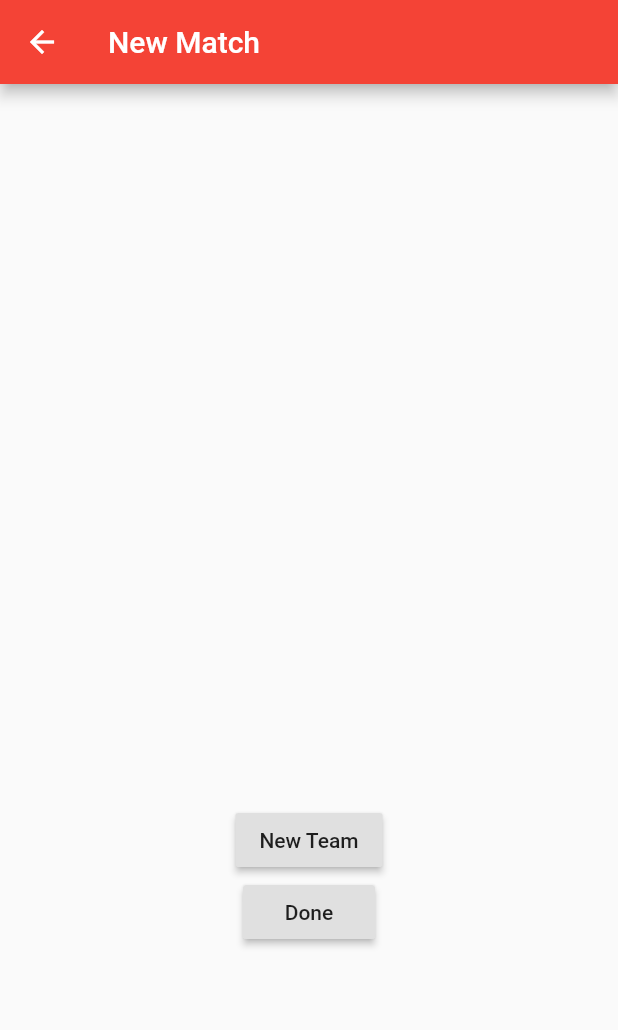
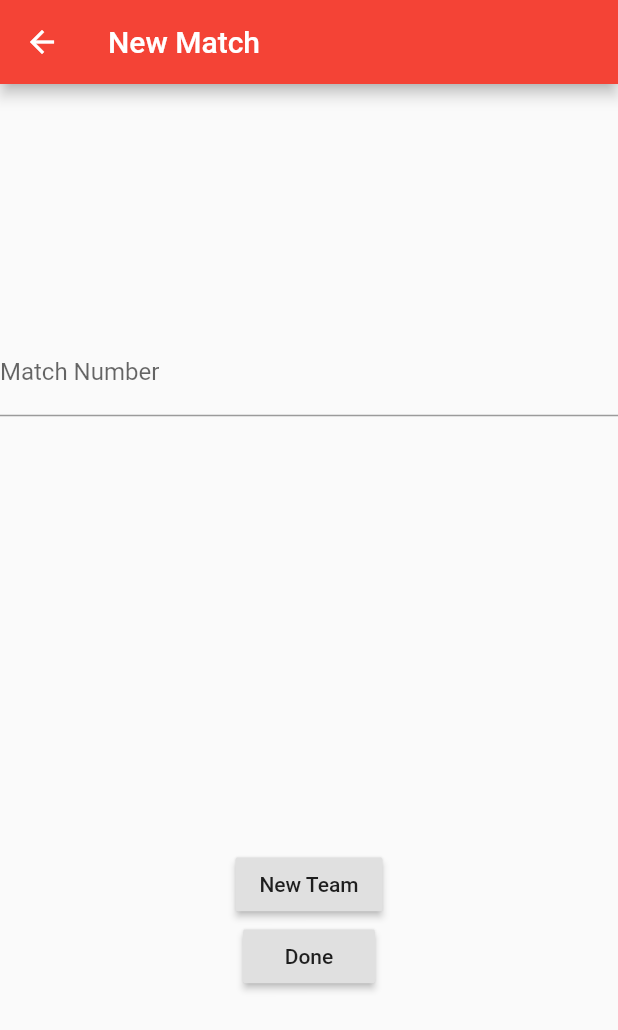
Before and after one commit to frc4976/frc2019-scouting-app, a Flutter app: the CreateMatch screen opened directly, after a tap on "Done", on a phone screen of 412 x 824 dp. Shown: the top 1030 px of the screen. Run offline on Flutter 3.47's test engine with Material 2 defaults, Android fonts, the phone set to English and light mode, and no system bars.

Commit message:
Made UI things

```diff
--- a/lib/main.dart
+++ b/lib/main.dart
@@ -29,6 +29,10 @@ String colour3;
 String colour4;
 String colour5;
 String colour6;
+
+String text;
+String text2;
+
 
 void main() => runApp(MyApp());
 
@@ -192,6 +196,14 @@ class MatchPageState extends State<CreateMatch>{
               crossAxisAlignment: CrossAxisAlignment.center,
               mainAxisAlignment: MainAxisAlignment.center,
               children: <Widget>[
+                TextField(
+                  decoration: new InputDecoration(
+                      labelText: 'Match Number'
+                  ),
+                  keyboardType: TextInputType.number,
+                  onChanged: (text2){
+                  },  //TODO move
+                ),
                 new Opacity(opacity: team1Opacity, child: new Padding(
                   padding: const EdgeInsets.only(
                     left: 16.0,
@@ -388,14 +400,7 @@ class TeamState extends State<Team>{
                 },
               ),
 
-              TextField(
-               decoration: new InputDecoration(
-                  labelText: 'Match Number'
-                ),
-                keyboardType: TextInputType.number,
-                onChanged: (text2){
-                },  //TODO move
-              ),
+
 
               CheckboxListTile(
                   value: checkValue,
@@ -424,13 +429,16 @@ class TeamState extends State<Team>{
                 onChanged: (bool changed5) {
                   setState(() {
                     checkValue5 = changed5;
+
+
                   });
+
                 },
               ),
 
               CheckboxListTile(
                   value: checkValue3,
-                title: new Text('Red?'), //TODO odd wording
+                title: new Text('Red?'), //TODO
                 activeColor: Colors.red[600],
                 onChanged: (bool changed3) {
                  setState(() {
@@ -445,7 +453,7 @@ class TeamState extends State<Team>{
 
               CheckboxListTile(
                   value: checkValue4,
-                  title: new Text('Blue?'), //TODO odd wording
+                  title: new Text('Blue?'), //TODO
                   activeColor: Colors.blue[600],
                   onChanged: (bool changed4) {
                     setState(() {
@@ -473,17 +481,20 @@ class TeamState extends State<Team>{
                       context,
                   );
                 },
-              )
+              ),
             ],
           ),
-        )
+        ),
     );
   }
 }
 
 void addTeamInfo(){
+  String crossed = checkValue5?'1':'0';
+  String moved = checkValue?'1':'0';
+
+
   row1[0] = teamNumber1;
-  row1[1] =
 
   row2[0] = teamNumber2;
 
@@ -496,7 +507,22 @@ void addTeamInfo(){
   row6[0] = teamNumber6;
 
   addData(3, 3, colour1);
+
+  addData(5,4,moved);
+  addData(6,4,crossed);
+  addData(0,4,text);
+  addData(2,4,text2);
+
+
+  if (checkValue3==true&&checkValue4==false){
+    addData(3,4,'red');
+  }else if(checkValue4==true&&checkValue3==false){
+    addData(3,4,'blue');
+  }
+
 }
 
 //TODO: change placeholders to functioning checkboxes and text fields
 //TODO: colors with variables, use setState
+
+// 1=true 0=false
```
